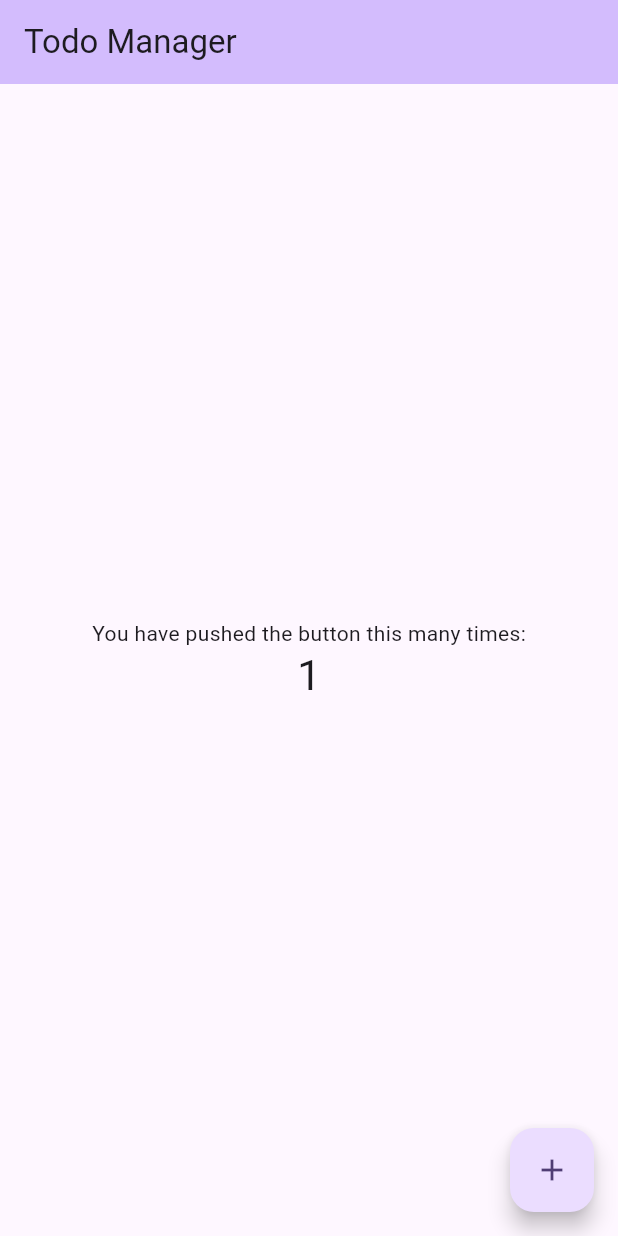
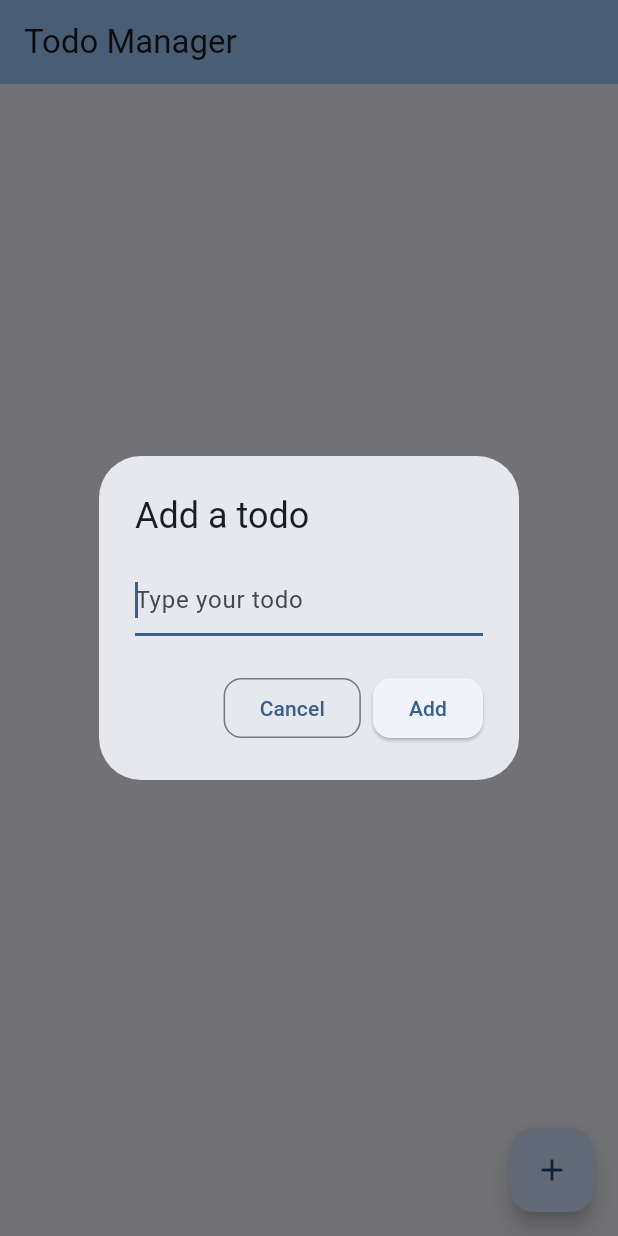
Before and after one commit to kagerer19/sleep_assistant, a Flutter app: the screen it shows after launch, after a tap on the "add" icon, on a phone screen of 412 x 824 dp. Run offline on Flutter 3.47's test engine with Material 2 defaults, Android fonts, the phone set to English and light mode, and no system bars.

Commit message:
Update class names

```diff
--- a/lib/main.dart
+++ b/lib/main.dart
@@ -12,7 +12,7 @@ class TodoApp extends StatelessWidget {
     return MaterialApp(
       title: 'Flutter Demo',
       theme: ThemeData(
-        colorScheme: ColorScheme.fromSeed(seedColor: Colors.deepPurple),
+        colorScheme: ColorScheme.fromSeed(seedColor: Colors.blue),
         useMaterial3: true,
       ),
       home: const ToDoList(title: 'Todo Manager'),
@@ -26,16 +26,60 @@ class ToDoList extends StatefulWidget {
   final String title;
 
   @override
-  State<ToDoList> createState() => _MyHomePageState();
+  State<ToDoList> createState() => _TodoListState();
 }
 
-class _MyHomePageState extends State<ToDoList> {
-  int _counter = 0;
+class _TodoListState extends State<ToDoList> {
+  final List<Todo> _todos = <Todo> [];
+  final TextEditingController _textFieldController = TextEditingController();
 
-  void _incrementCounter() {
+  void _addTodoItem(String name) {
     setState(() {
-      _counter++;
+      _todos.add(Todo(name: name, completed: false));
     });
+    _textFieldController.clear();
+  }
+
+  Future<void> _displayDialog() async {
+    return showDialog<void>(
+      context: context,
+      barrierDismissible: false,
+      builder: (BuildContext context) {
+        return AlertDialog(
+          title: const Text('Add a todo'),
+          content: TextField(
+            controller: _textFieldController,
+            decoration: const InputDecoration(hintText: 'Type your todo'),
+            autofocus: true,
+          ),
+          actions: <Widget>[
+            OutlinedButton(
+              style: OutlinedButton.styleFrom(
+                shape: RoundedRectangleBorder(
+                  borderRadius: BorderRadius.circular(12),
+                ),
+              ),
+              onPressed: () {
+                Navigator.of(context).pop();
+              },
+              child: const Text('Cancel'),
+            ),
+            ElevatedButton(
+              style: ElevatedButton.styleFrom(
+                shape: RoundedRectangleBorder(
+                  borderRadius: BorderRadius.circular(12),
+                ),
+              ),
+              onPressed: () {
+                Navigator.of(context).pop();
+                _addTodoItem(_textFieldController.text);
+              },
+              child: const Text('Add'),
+            ),
+          ],
+        );
+      },
+    );
   }
 
   @override
@@ -48,22 +92,20 @@ class _MyHomePageState extends State<ToDoList> {
       body: Center(
         child: Column(
           mainAxisAlignment: MainAxisAlignment.center,
-          children: <Widget>[
-            const Text(
-              'You have pushed the button this many times:',
-            ),
-            Text(
-              '$_counter',
-              style: Theme.of(context).textTheme.headlineMedium,
-            ),
-          ],
+          children: <Widget> [],
         ),
       ),
       floatingActionButton: FloatingActionButton(
-        onPressed: _incrementCounter,
-        tooltip: 'Increment',
+        onPressed: () => _displayDialog(),
+        tooltip: 'Add a Todo!',
         child: const Icon(Icons.add),
       ), // This trailing comma makes auto-formatting nicer for build methods.
     );
   }
 }
+
+class Todo {
+  Todo({required this.name, required this.completed});
+  String name;
+  bool completed;
+}
```
